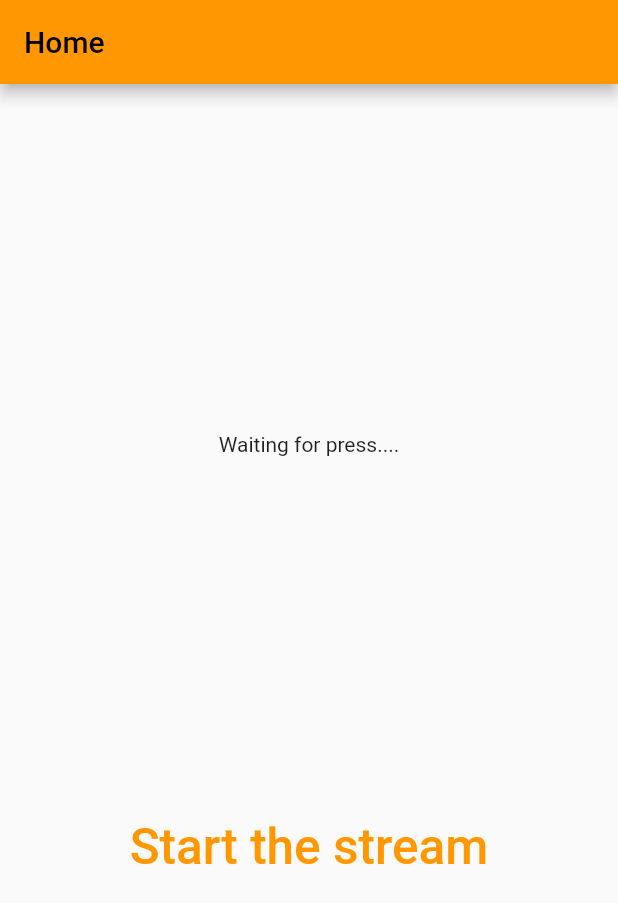
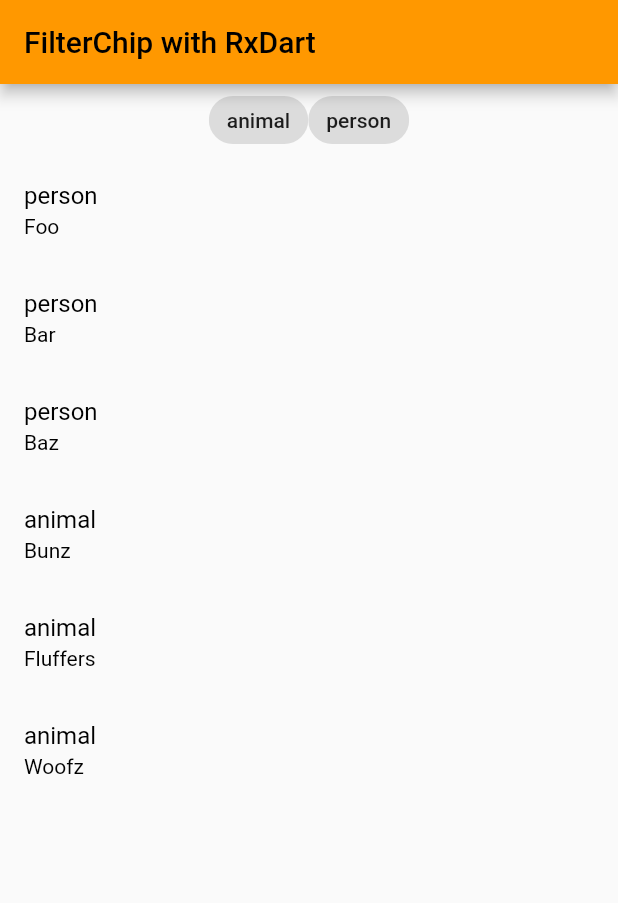
Before and after one commit to ruan65/RxDart-playground, a Flutter app: the screen it shows after launch, on a phone screen of 412 x 824 dp. Shown: the top 903 px of the screen. Run offline on Flutter 3.47's test engine with Material 2 defaults, Android fonts, the phone set to English and light mode, and no system bars; our stand-ins replace rxdart.

Commit message:
step-8 filter with chips

```diff
--- a/lib/main.dart
+++ b/lib/main.dart
@@ -1,12 +1,5 @@
-import 'dart:async';
-
 import 'package:flutter/material.dart';
 import 'package:rxdart/rxdart.dart';
-import 'dart:developer' as devtools show log;
-
-extension Log on Object {
-  void log() => devtools.log(toString());
-}
 
 void main() {
   runApp(MaterialApp(
@@ -18,6 +11,63 @@ void main() {
   ));
 }
 
+enum TypeOfThings { animal, person }
+
+@immutable
+class Thing {
+  final TypeOfThings type;
+  final String name;
+
+  const Thing({
+    required this.type,
+    required this.name,
+  });
+}
+
+const things = [
+  Thing(type: TypeOfThings.person, name: 'Foo'),
+  Thing(type: TypeOfThings.person, name: 'Bar'),
+  Thing(type: TypeOfThings.person, name: 'Baz'),
+  Thing(type: TypeOfThings.animal, name: 'Bunz'),
+  Thing(type: TypeOfThings.animal, name: 'Fluffers'),
+  Thing(type: TypeOfThings.animal, name: 'Woofz'),
+];
+
+@immutable
+class Bloc {
+  final Sink<TypeOfThings?> setTypeOfThing;
+  final Stream<TypeOfThings?> currentTypeOfThing;
+  final Stream<Iterable<Thing>> things;
+
+  const Bloc._({
+    required this.setTypeOfThing,
+    required this.currentTypeOfThing,
+    required this.things,
+  });
+
+  void dispose() {
+    setTypeOfThing.close();
+  }
+
+  factory Bloc({required Iterable<Thing> things}) {
+    final typeOfThingSubject = BehaviorSubject<TypeOfThings?>();
+    final filteredThings = typeOfThingSubject
+        .debounceTime(const Duration(milliseconds: 300))
+        .map<Iterable<Thing>>((typeOfThing) {
+      if (typeOfThing != null) {
+        return things.where((thing) => thing.type == typeOfThing);
+      } else {
+        return things;
+      }
+    }).startWith(things);
+    return Bloc._(
+      setTypeOfThing: typeOfThingSubject.sink,
+      currentTypeOfThing: typeOfThingSubject.stream,
+      things: filteredThings,
+    );
+  }
+}
+
 class HomePage extends StatefulWidget {
   const HomePage({super.key});
 
@@ -26,59 +76,77 @@ class HomePage extends StatefulWidget {
 }
 
 class _HomePageState extends State<HomePage> {
-  late final StreamController streamController;
-  late final Stream<String> streamOfStrings;
+  late final Bloc _bloc;
 
   @override
   void initState() {
     super.initState();
-    streamController = StreamController<DateTime>();
-    streamOfStrings =
-        streamController.stream.switchMap((dateTime) => Stream.periodic(
-              const Duration(seconds: 1),
-              (count) => 'Stream count = $count, dateTime = $dateTime',
-            ));
+    _bloc = Bloc(things: things);
+  }
+
+  @override
+  void dispose() {
+    _bloc.dispose();
+    super.dispose();
   }
 
   @override
   Widget build(BuildContext context) {
     return Scaffold(
       appBar: AppBar(
-        title: const Text('Home'),
+        title: const Text('FilterChip with RxDart'),
       ),
       body: Column(
         children: [
-          const Spacer(),
-          StreamBuilder<String>(
-              stream: streamOfStrings,
-              builder: (context, snapshot) {
-                if (snapshot.hasData) {
-                  return Text(snapshot.requireData);
-                } else {
-                  return const Text('Waiting for press....');
-                }
+          StreamBuilder<TypeOfThings?>(
+            stream: _bloc.currentTypeOfThing,
+            builder: ((context, snapshot) {
+              final selectedTypeOfThing = snapshot.data;
+              return Wrap(
+                children: TypeOfThings.values
+                    .map(
+                      (typeOfThing) => FilterChip(
+                        label: Text(typeOfThing.name),
+                        selectedColor: Colors.blue.withAlpha(50),
+                        selected: selectedTypeOfThing == typeOfThing,
+                        onSelected: (selected) {
+                          final type = selected ? typeOfThing : null;
+                          _bloc.setTypeOfThing.add(type);
+                        },
+                      ),
+                    )
+                    .toList(),
+              );
+            }),
+          ),
+          Expanded(
+            child: StreamBuilder<Iterable<Thing>>(
+              stream: _bloc.things,
+              builder: ((context, snapshot) {
+                final things = snapshot.data?.toList();
+                return ListView.builder(
+                  itemCount: things?.length ?? 0,
+                  itemBuilder: (context, index) {
+                    final thing = things?[index];
+                    return Center(
+                      child: ListTile(
+                        title: Text(
+                          thing?.type.name ?? '',
+                          style: const TextStyle(color: Colors.black),
+                        ),
+                        subtitle: Text(
+                          thing?.name ?? '',
+                          style: const TextStyle(color: Colors.black),
+                        ),
+                      ),
+                    );
+                  },
+                );
               }),
-          const Spacer(),
-          TextButton(
-            onPressed: () {
-              streamController.add(DateTime.now());
-            },
-            child: const Center(
-              child: Text(
-                'Start the stream',
-                style: TextStyle(fontSize: 33),
-              ),
             ),
           ),
-          const Spacer(),
         ],
       ),
     );
   }
-
-  @override
-  void dispose() {
-    streamController.close();
-    super.dispose();
-  }
 }
```
